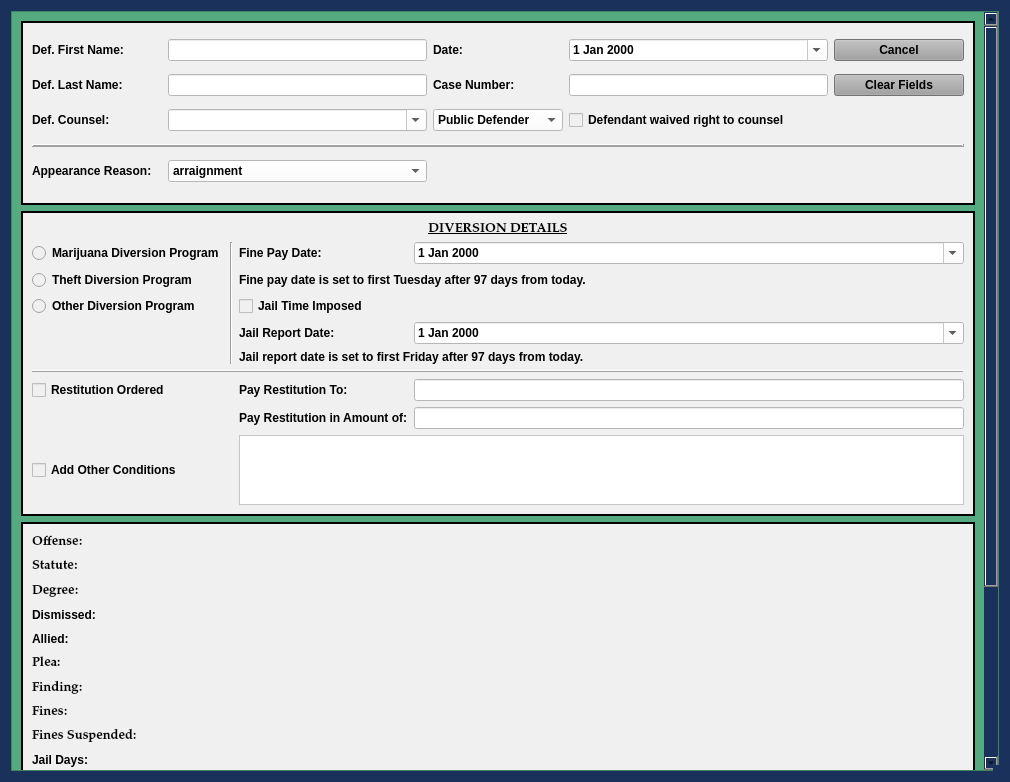
Old version of the form munientry/views/ui/DiversionPleaDialog.ui in the repository HunterProgram22/MuniEntry.
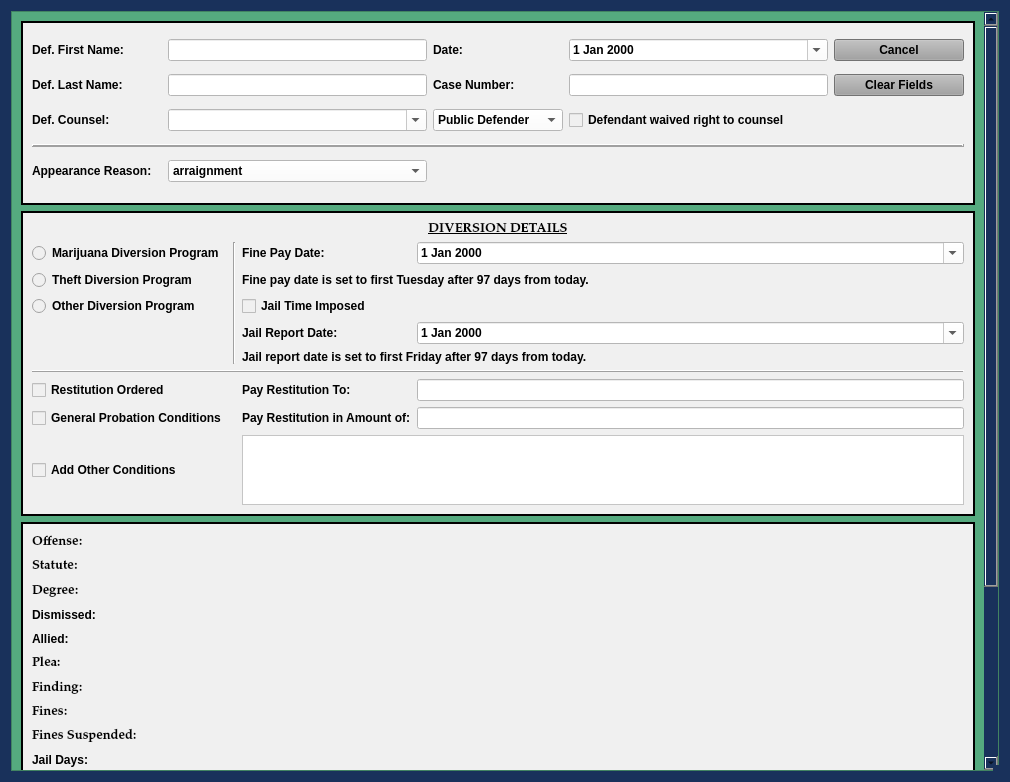
New version of the form. Custom widgets are drawn as their Qt base class.

Commit message: Added probation conditions to diversion UI.

```diff
--- a/munientry/views/ui/DiversionPleaDialog.ui
+++ b/munientry/views/ui/DiversionPleaDialog.ui
@@ -162,8 +162,8 @@
        <rect>
         <x>0</x>
         <y>0</y>
-        <width>969</width>
-        <height>1073</height>
+        <width>973</width>
+        <height>1075</height>
        </rect>
       </property>
       <layout class="QGridLayout" name="gridLayout_2" rowstretch="2,1,4,1">
@@ -358,6 +358,13 @@
             </property>
            </widget>
           </item>
+          <item row="9" column="0">
+           <widget class="QCheckBox" name="probation_check_box">
+            <property name="text">
+             <string>General Probation Conditions</string>
+            </property>
+           </widget>
+          </item>
          </layout>
         </widget>
        </item>
```
The commit also changes 1 other file.
